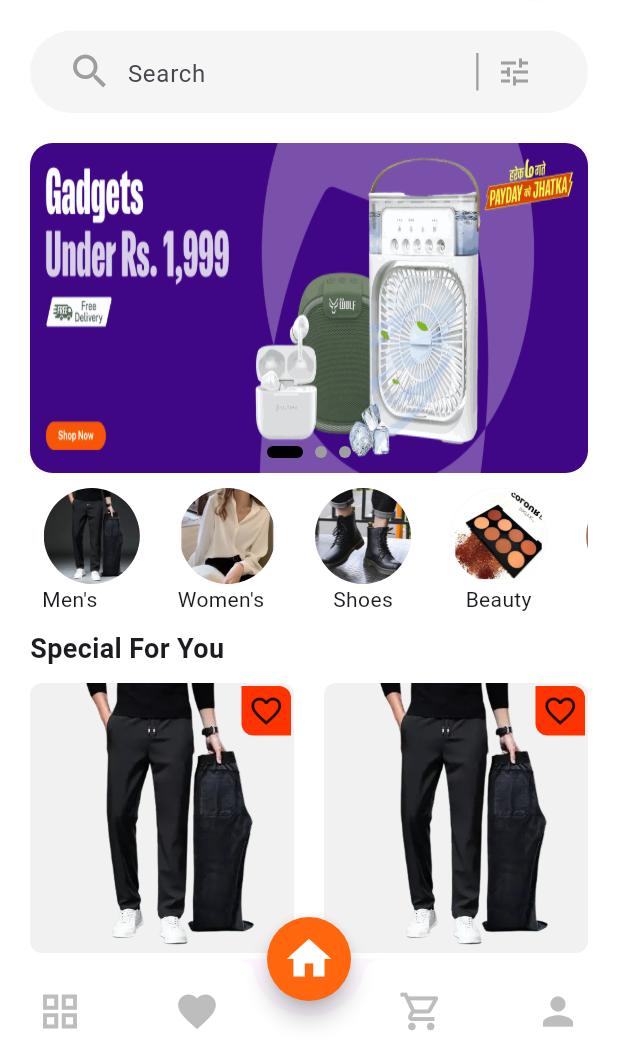
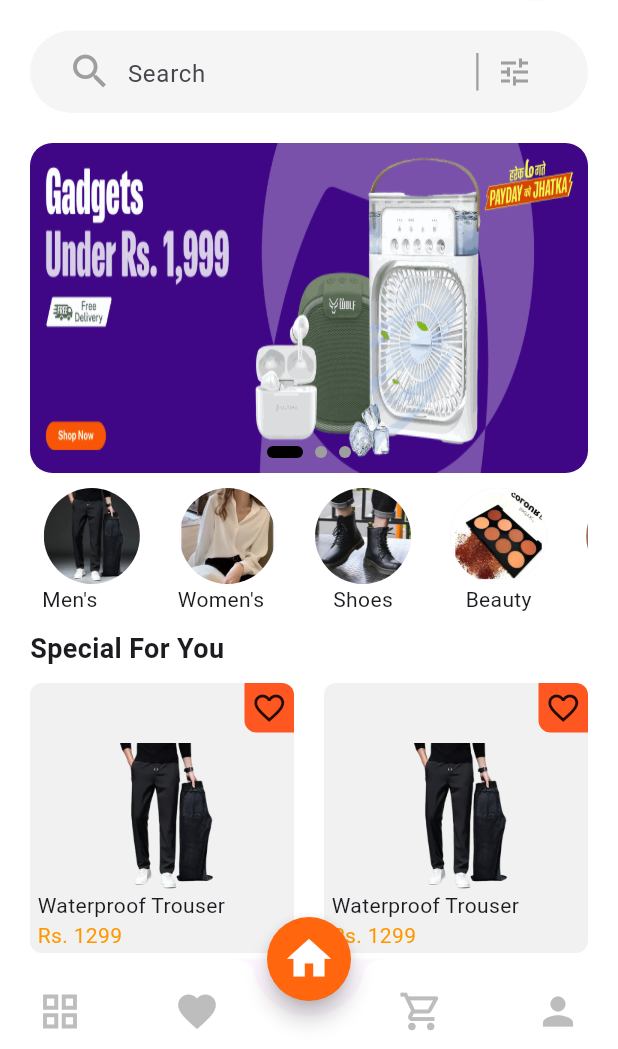
Before and after one commit to Indeshsingh/ecomerce_app, a Flutter app: the screen it shows after launch, on a phone screen of 412 x 824 dp, the part 187-1236 px from its top. Run offline on Flutter 3.47's test engine with Material 3 defaults, Android fonts, the light colour scheme and no system bars; drawn by our look-alikes of smooth_page_indicator.

Commit message:
added detailcard in detailscreen and added text_widgets

```diff
--- a/lib/screens/Home/Widget/custom_card.dart
+++ b/lib/screens/Home/Widget/custom_card.dart
@@ -2,10 +2,15 @@ import 'package:flutter/material.dart';
 
 class CustomCard extends StatelessWidget {
   final String? imagepath;
+  final double? imagesize;
   final double height;
   final double width;
   const CustomCard(
-      {required this.height, required this.width, this.imagepath, super.key});
+      {required this.height,
+      required this.width,
+      this.imagepath,
+      this.imagesize,
+      super.key});
 
   @override
   Widget build(BuildContext context) {
@@ -18,20 +23,26 @@ class CustomCard extends StatelessWidget {
               // image: DecorationImage(image: AssetImage(imagepath ?? "")),
               color: const Color.fromARGB(26, 121, 117, 117),
               borderRadius: BorderRadius.circular(8)),
-          child: ClipRRect(
-            borderRadius: BorderRadius.circular(6),
-            child: Image.asset(
-              imagepath ?? "",
-              fit: BoxFit.cover,
-            ),
+          child: Column(
+            mainAxisAlignment: MainAxisAlignment.center,
+            children: [
+              SizedBox(
+                height: 100,
+                width: 100,
+                child: Image.asset(
+                  imagepath ?? "",
+                  fit: BoxFit.contain,
+                ),
+              ),
+            ],
           ),
         ),
         Positioned(
-          top: 2,
-          right: 2,
+          top: 0,
+          right: 0,
           child: Container(
             decoration: const BoxDecoration(
-                color: Color.fromARGB(255, 255, 51, 0),
+                color: Colors.deepOrange,
                 borderRadius: BorderRadius.only(
                     topRight: Radius.circular(8),
                     bottomLeft: Radius.circular(8))),
@@ -39,7 +50,24 @@ class CustomCard extends StatelessWidget {
             width: 33,
             child: const Icon(Icons.favorite_border),
           ),
-        )
+        ),
+        const Positioned(
+            left: 5,
+            bottom: 2,
+            child: Column(
+              crossAxisAlignment: CrossAxisAlignment.start,
+              children: [
+                Text("Waterproof Trouser"),
+                Row(
+                  children: [
+                    Text(
+                      "Rs. 1299",
+                      style: TextStyle(color: Colors.orange),
+                    )
+                  ],
+                )
+              ],
+            ))
       ],
     );
   }
--- a/lib/screens/Home/home_screen.dart
+++ b/lib/screens/Home/home_screen.dart
@@ -1,4 +1,5 @@
 import 'package:ecomerce_app/apphelpers/apphelper.dart';
+import 'package:ecomerce_app/screens/Details/details_screen.dart';
 import 'package:ecomerce_app/screens/Home/Widget/custom_card.dart';
 import 'package:ecomerce_app/screens/Home/Widget/home_appbar.dart';
 import 'package:ecomerce_app/screens/Home/Widget/image_slider.dart';
@@ -108,16 +109,21 @@ class SpecialItems extends StatelessWidget {
       shrinkWrap: true,
       physics: const NeverScrollableScrollPhysics(),
       itemCount: 6,
-      itemBuilder: (context, index) => CustomCard(
-        height: 20,
-        width: MediaQuery.of(context).size.width,
-        imagepath: "assets/img/men-removebg-preview.png",
+      itemBuilder: (context, index) => InkWell(
+        onTap: () {
+          Navigator.push(context,
+              MaterialPageRoute(builder: (context) => const DetailsScreen()));
+        },
+        child: CustomCard(
+          height: 20,
+          width: MediaQuery.of(context).size.width,
+          imagepath: "assets/img/men-removebg-preview.png",
+        ),
       ),
       gridDelegate: const SliverGridDelegateWithFixedCrossAxisCount(
         crossAxisCount: 2,
         mainAxisSpacing: 20,
         crossAxisSpacing: 20,
-        //childAspectRatio: 1,
         mainAxisExtent: 180,
       ),
     );
```
Also changed, not shown: lib/screens/Details/details_screen.dart (added, +114 -0 lines), lib/screens/Home/Widget/detail_card.dart (added, +100 -0 lines).
